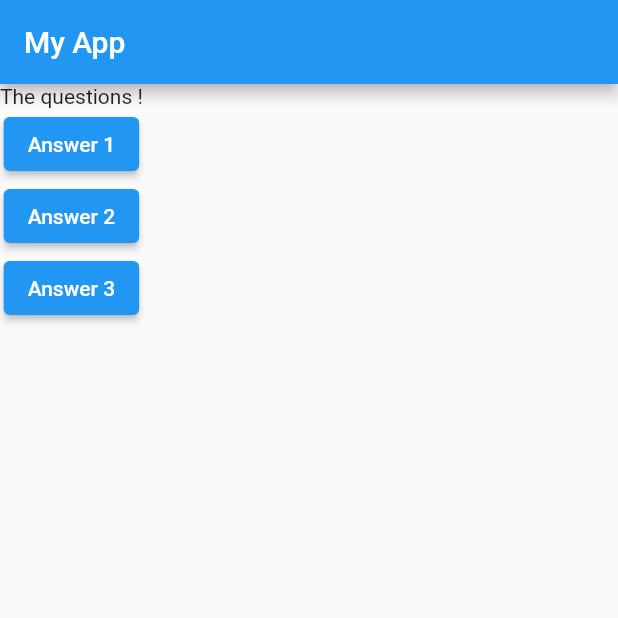
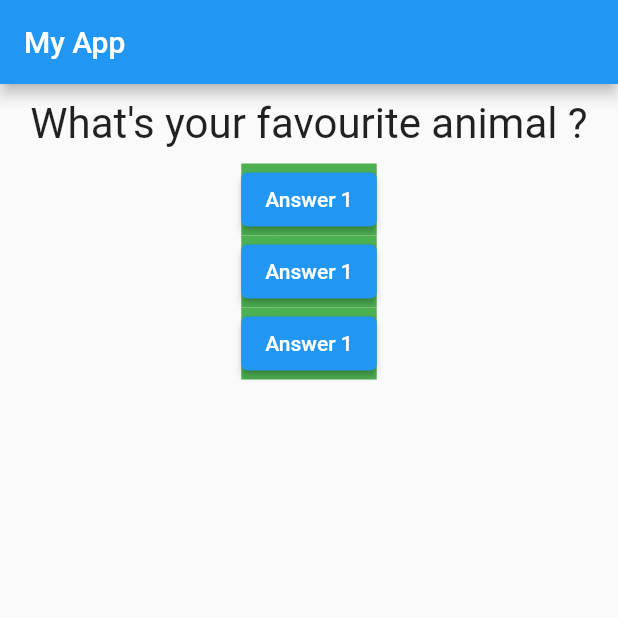
Before and after one commit to Frabbi727/Flutter_my_app, a Flutter app: the screen it shows after launch, after a tap on "Answer 1", on a phone screen of 412 x 824 dp, the top half of it. Run offline on Flutter 3.47's test engine with Material 2 defaults, Android fonts, the phone set to English and light mode, and no system bars.

Commit message:
Work in progress

```diff
--- a/analysis_options.yaml
+++ b/analysis_options.yaml
@@ -22,8 +22,10 @@ linter:
   # `// ignore_for_file: name_of_lint` syntax on the line or in the file
   # producing the lint.
   rules:
-    # avoid_print: false  # Uncomment to disable the `avoid_print` rule
-    # prefer_single_quotes: true  # Uncomment to enable the `prefer_single_quotes` rule
+   avoid_print: false  # Uncomment to disable the `avoid_print` rule
+   prefer_const_constructors : false;
+  # prefer_single_quotes: true  # Uncomment to enable the `prefer_single_quotes` rule
+
 
 # Additional information about this file can be found at
 # https://dart.dev/guides/language/analysis-options
--- /dev/null
+++ b/lib/answer.dart
@@ -0,0 +1,15 @@
+import 'package:flutter/material.dart';
+
+class Answer extends StatelessWidget {
+
+final Function() selectHandeler;
+Answer(this.selectHandeler);
+  @override
+  Widget build(BuildContext context) {
+    return Container(
+      color: Colors.green,
+      child: ElevatedButton(
+                  child: Text('Answer 1'), onPressed: selectHandeler,),
+    );
+  }
+}
--- a/lib/main.dart
+++ b/lib/main.dart
@@ -1,36 +1,53 @@
-
 import 'package:flutter/material.dart';
 
+import './question.dart';
+import './answer.dart';
+
 void main() {
-  runApp(const MyApp());
+  runApp(MyApp());
 }
 
-class MyApp extends StatelessWidget {
+class MyApp extends StatefulWidget {
+  @override
+  State<MyApp> createState() =>
+      _MyAppState(); //making it public class using this "_" it can not be access form anywhere else this
+}
 
-  void answerQuestion (){
-    print('Answer chosen.');
+class _MyAppState extends State<MyApp> {
+  var questionIndex = 0;
+
+  void _answerQuestion() {
+    setState(() {
+      questionIndex = questionIndex + 1;
+    });
+
+    print(questionIndex);
   }
-  const MyApp({Key? key}) : super(key: key);
+
   @override
   Widget build(BuildContext context) {
-    var questions=[ 'What\'s your favourite Colour ?',
-                    'What\'s your favourite animal ?'];
-    return  MaterialApp(
-     home:  Scaffold(
-      appBar: AppBar(title: const Text('My App'),
-      ),
+    var questions = [
+      'What\'s your favourite Colour ?',
+      'What\'s your favourite animal ?',
+      'What\'s on your mind ?',
+      'What is your name?',
+    ];
+    return MaterialApp(
+      home: Scaffold(
+          appBar: AppBar(
+            title: Text('My App'),
+          ),
+          body: Column(
+            children: <Widget>[
+              Question(questions[questionIndex]),
+              Answer(_answerQuestion),
+              Answer(_answerQuestion),
+              Answer(_answerQuestion),
 
-      body:  Column(children:  <Widget>  [
-        const Text('The questions !'),
-        ElevatedButton (child: Text('Answer 1'), onPressed: answerQuestion ),
-        ElevatedButton (child: Text('Answer 2'), onPressed: answerQuestion),
-        ElevatedButton (child: Text('Answer 3'), onPressed: answerQuestion),
 
-      ],
-      )
-    ),
-
+            ],
+          )),
     );
   }
 }
-//video start from 20th next day
+ // start from 31
--- /dev/null
+++ b/lib/question.dart
@@ -0,0 +1,19 @@
+import 'package:flutter/material.dart';
+
+class Question extends StatelessWidget {
+  final String questionText;
+  Question(this.questionText);
+
+  @override
+  Widget build(BuildContext context) {
+    return Container(
+      width: double.infinity,
+      margin: EdgeInsets.all(10),
+      child: Text(
+        questionText,
+        style: TextStyle(fontSize: 28),
+        textAlign: TextAlign.center,
+      ),
+    );
+  }
+}
```
Also changed, not shown: 1 other file.
